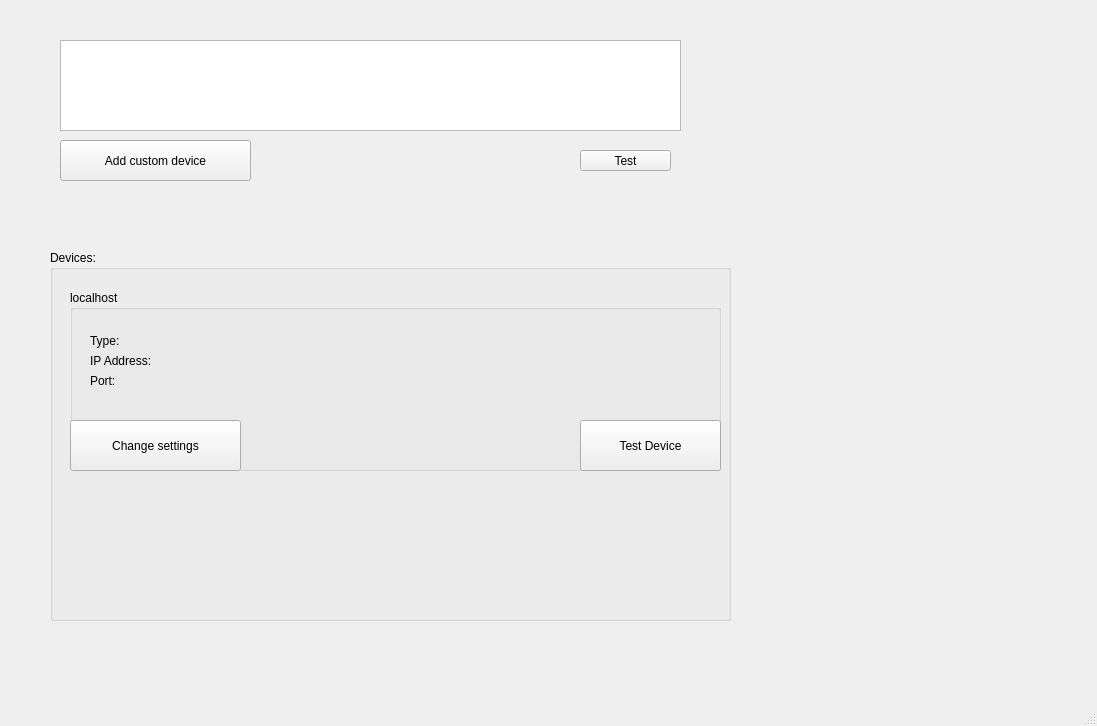
Old version of the form GUI/MainGUI/MainGUI.ui in the repository my-memory-leaked/Modbus-Industrial-Diagnostic-Tool.
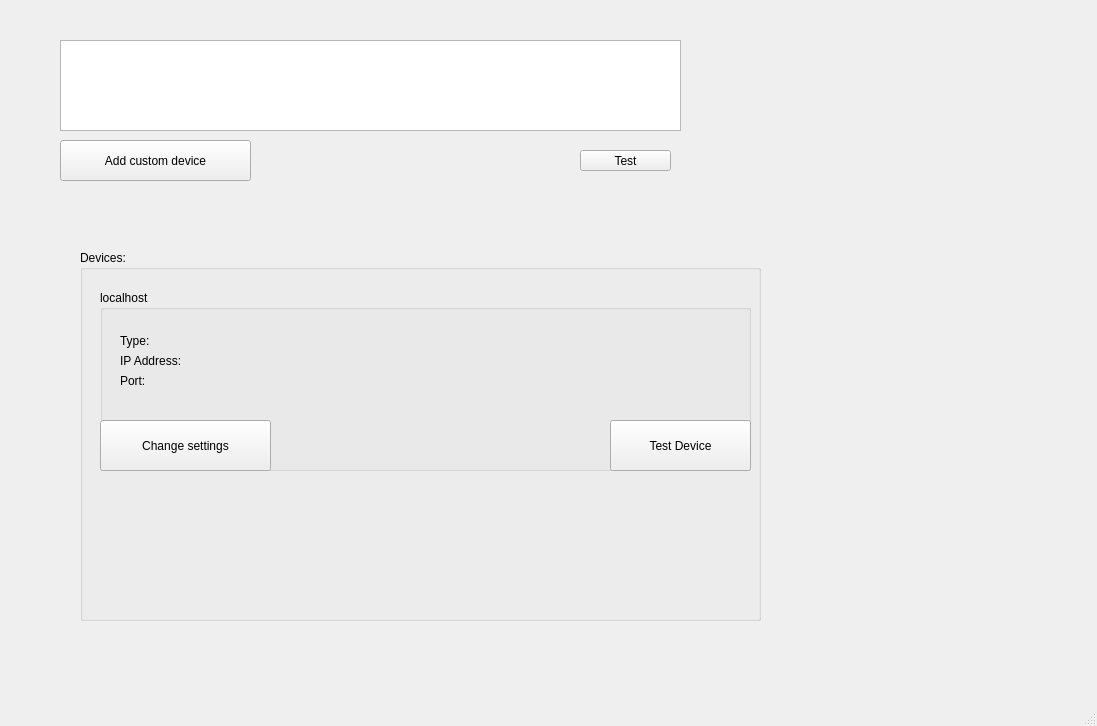
New version of the form.

```diff
--- a/GUI/MainGUI/MainGUI.ui
+++ b/GUI/MainGUI/MainGUI.ui
@@ -53,7 +53,7 @@
    <widget class="QGroupBox" name="devicesGroupBox">
     <property name="geometry">
      <rect>
-      <x>50</x>
+      <x>80</x>
       <y>250</y>
       <width>681</width>
       <height>371</height>
@@ -155,7 +155,7 @@
      <widget class="QLabel" name="LocalhostIPInputLabel">
       <property name="geometry">
        <rect>
-        <x>120</x>
+        <x>110</x>
         <y>60</y>
         <width>511</width>
         <height>21</height>
```
Left out of the diff: 4 changed lines with no effect on the pictures.
